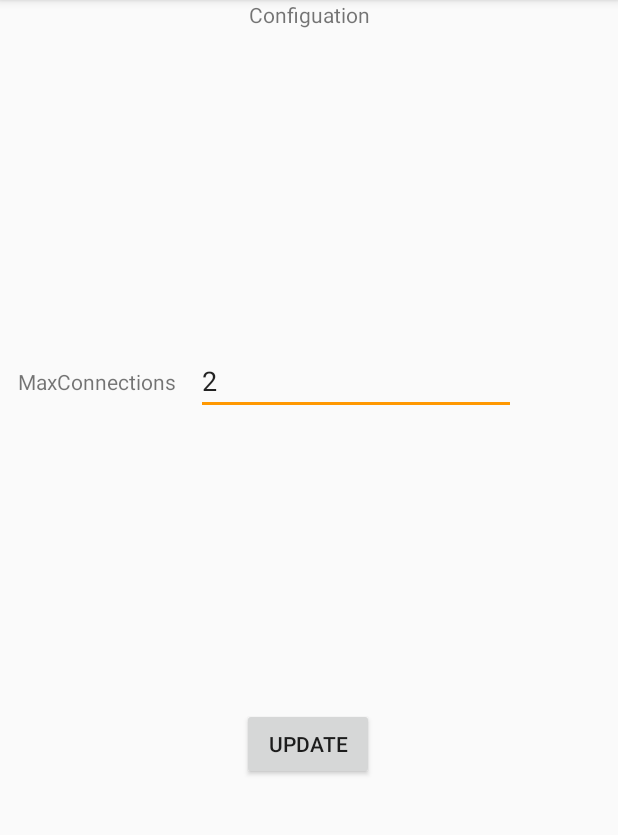
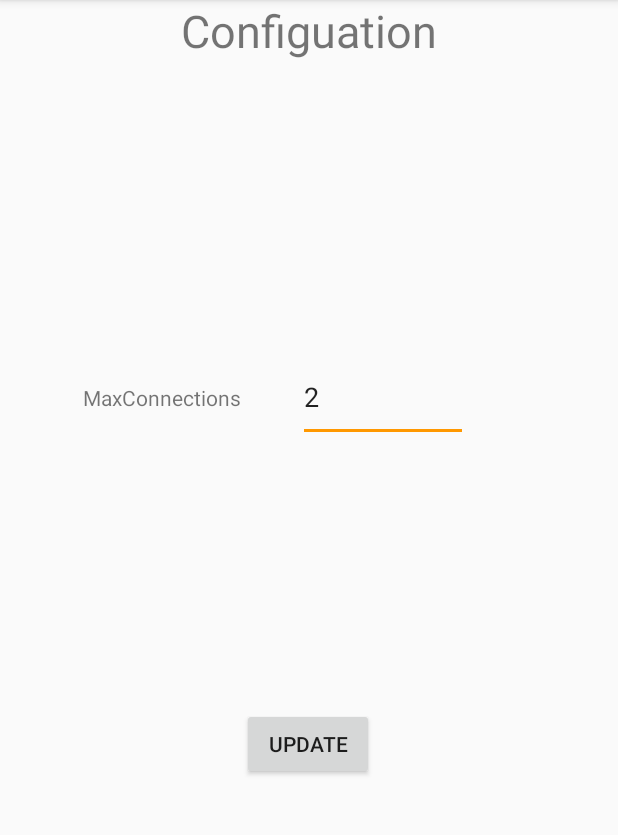
Before and after one commit to shengxiaoyu/downloader, an Android app: the screen it shows after launch (ConfigActivity), in the options menu, after a tap on "Configuation", on a phone screen of 412 x 824 dp, the part 84-919 px from its top. Run offline under Robolectric (Android 15) with nearby library versions, the phone set to English and light mode, and no system bars; our stand-ins replace Room's generated code.

Commit message:
重启续传

```diff
--- a/app/src/main/java/nju/software/downloader/storage/repository/TaskRepository.java
+++ b/app/src/main/java/nju/software/downloader/storage/repository/TaskRepository.java
@@ -44,7 +44,7 @@ public class TaskRepository {
         taskDao = db.taskDao();
 
         //初始化taskList
-        new GetAllTask(taskDao, taskListLiveData).execute();
+        new GetAllTask(this,taskDao, taskListLiveData).execute();
 
         threadPoolExecutor = new CustomerThreadPoolExecutor(Constant.MAX_TASKS,
                 Constant.MAX_TASKS,
@@ -55,6 +55,19 @@ public class TaskRepository {
     //LiveData room自动启动worker线程获取数据
     public LiveData<List<TaskInfo>> getAllFiles() {
         return taskListLiveData;
+    }
+
+
+    //重启未完成任务
+    public void restartUnfinishedTask(List<TaskInfo> taskIList){
+        if(taskIList==null||taskIList.size()==0){
+            return;
+        }
+        for(TaskInfo taskInfo:taskIList) {
+            if(!taskInfo.isFinished()) {
+                threadPoolExecutor.execute(new DownloadTask(taskDao, saveDir, taskListLiveData, taskInfo));
+            }
+        }
     }
 
     //插入任务，使用异步线程
--- a/app/src/main/java/nju/software/downloader/storage/repository/asyncTasks/DownloadTask.java
+++ b/app/src/main/java/nju/software/downloader/storage/repository/asyncTasks/DownloadTask.java
@@ -193,7 +193,7 @@ public class DownloadTask implements Runnable,Comparable<DownloadTask>{
                     total += num ;
                     long speed = 0 ;
                     if(endTime!=beginTime){
-                        speed = num/(endTime-beginTime)/1000 ;
+                        speed = num/((endTime-beginTime)/1000) ;
                     }
                     if(speed>Constant.GB){
                         taskInfo.setSpeed(speed/Constant.GB+"GB/s");
@@ -211,10 +211,12 @@ public class DownloadTask implements Runnable,Comparable<DownloadTask>{
                     taskInfo.setProgress((int) (total * 100 / fileLength));
                     num = 0;
                     taskListLiveData.updateValue(taskInfo);
+
+                    beginTime = System.currentTimeMillis() ;
                 }
             }
             //下载完成进度条一定位100，也为了避免不知道下载总长度的情况
-//            taskInfo.setProgress(100);
+            taskInfo.setProgress((int) (total * 100 / fileLength));
             taskInfo.setFinished(true);
             taskInfo.setSpeed("");
             taskListLiveData.updateValue(taskInfo);
--- a/app/src/main/java/nju/software/downloader/storage/repository/asyncTasks/GetAllTask.java
+++ b/app/src/main/java/nju/software/downloader/storage/repository/asyncTasks/GetAllTask.java
@@ -10,13 +10,16 @@ import java.util.concurrent.CopyOnWriteArrayList;
 import nju.software.downloader.model.TaskInfo;
 import nju.software.downloader.model.TaskListLiveData;
 import nju.software.downloader.storage.dao.TaskDao;
+import nju.software.downloader.storage.repository.TaskRepository;
 
 public class GetAllTask extends AsyncTask<Void,Void,List<TaskInfo> > {
     private TaskDao taskDao ;
     private TaskListLiveData taskListLiveData ;
-    public GetAllTask(TaskDao taskDao, TaskListLiveData taskListLiveData){
+    private TaskRepository taskRepository ;
+    public GetAllTask(TaskRepository taskRepository, TaskDao taskDao, TaskListLiveData taskListLiveData){
         this.taskDao = taskDao ;
         this.taskListLiveData = taskListLiveData ;
+        this.taskRepository = taskRepository ;
     }
     @Override
     protected List<TaskInfo> doInBackground(Void... voids) {
@@ -26,7 +29,9 @@ public class GetAllTask extends AsyncTask<Void,Void,List<TaskInfo> > {
     @Override
     protected void onPostExecute(List<TaskInfo> taskInfos) {
         super.onPostExecute(taskInfos);
+        taskRepository.restartUnfinishedTask(taskInfos);
         CopyOnWriteArrayList newCurrentList = new CopyOnWriteArrayList(taskInfos) ;
         taskListLiveData.postValue(newCurrentList);
     }
+
 }
--- a/app/src/main/res/layout/activity_config.xml
+++ b/app/src/main/res/layout/activity_config.xml
@@ -15,23 +15,24 @@
         android:layout_marginEnd="8dp"
         android:layout_marginRight="8dp"
         android:text="@string/configuation"
+        android:textSize="30sp"
         app:layout_constraintEnd_toEndOf="parent"
         app:layout_constraintStart_toStartOf="parent"
         app:layout_constraintTop_toTopOf="parent" />
 
     <EditText
         android:id="@+id/max_connections_number"
-        android:layout_width="wrap_content"
-        android:layout_height="wrap_content"
-        android:layout_marginEnd="68dp"
-        android:layout_marginRight="68dp"
+        android:layout_width="113dp"
+        android:layout_height="59dp"
+        android:layout_marginEnd="100dp"
+        android:layout_marginRight="100dp"
         android:layout_marginBottom="8dp"
         android:ems="10"
         android:inputType="numberSigned"
         app:layout_constraintBottom_toTopOf="@+id/config_update_button"
         app:layout_constraintEnd_toEndOf="parent"
         app:layout_constraintTop_toBottomOf="@+id/configuation_title"
-        app:layout_constraintVertical_bias="0.531" />
+        app:layout_constraintVertical_bias="0.535" />
 
     <Button
         android:id="@+id/config_update_button"
@@ -59,7 +60,7 @@
         android:text="@string/max_connections_label"
         app:layout_constraintBottom_toBottomOf="@+id/max_connections_number"
         app:layout_constraintEnd_toStartOf="@+id/max_connections_number"
-        app:layout_constraintHorizontal_bias="0.452"
+        app:layout_constraintHorizontal_bias="0.613"
         app:layout_constraintStart_toStartOf="parent"
         app:layout_constraintTop_toTopOf="@+id/max_connections_number" />
 </androidx.constraintlayout.widget.ConstraintLayout>
```
Also changed, not shown: 2 other files.
